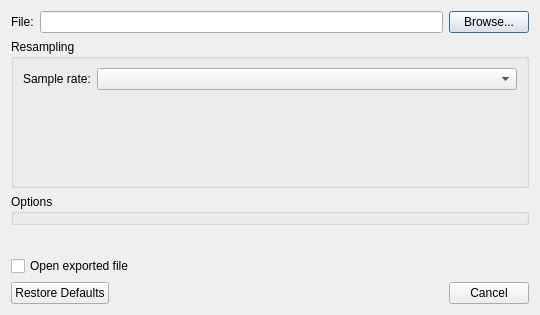
Above: src/Plugin/src/BasicExportDialog.ui from till213/SkyDolly before the change. Below: the same form after it.
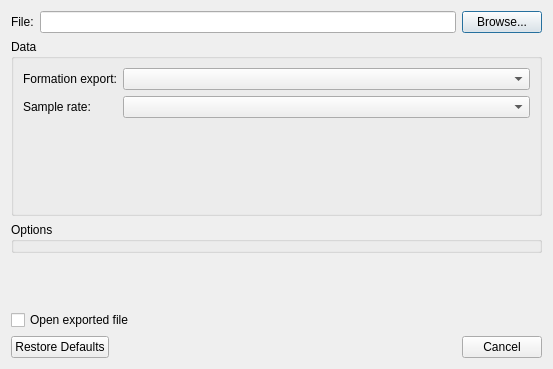
That is the form after the change.

Commit message: Add formation export settings

Diff of the .ui file:
```diff
--- a/src/Plugin/src/BasicExportDialog.ui
+++ b/src/Plugin/src/BasicExportDialog.ui
@@ -6,8 +6,8 @@
    <rect>
     <x>0</x>
     <y>0</y>
-    <width>540</width>
-    <height>315</height>
+    <width>553</width>
+    <height>369</height>
    </rect>
   </property>
   <property name="windowTitle">
@@ -45,20 +45,27 @@
    <item>
     <widget class="QGroupBox" name="informationGroupBox">
      <property name="title">
-      <string>Resampling</string>
+      <string>Data</string>
      </property>
      <layout class="QFormLayout" name="formLayout_3">
-      <item row="0" column="0">
+      <item row="1" column="0">
        <widget class="QLabel" name="label">
         <property name="text">
          <string>Sample rate:</string>
         </property>
        </widget>
       </item>
-      <item row="0" column="1">
-       <widget class="QComboBox" name="resamplingComboBox"/>
+      <item row="1" column="1">
+       <widget class="QComboBox" name="resamplingComboBox">
+        <property name="minimumSize">
+         <size>
+          <width>200</width>
+          <height>0</height>
+         </size>
+        </property>
+       </widget>
       </item>
-      <item row="1" column="0" colspan="2">
+      <item row="2" column="0" colspan="2">
        <widget class="QLabel" name="infoLabel">
         <property name="minimumSize">
          <size>
@@ -74,6 +81,23 @@
         </property>
        </widget>
       </item>
+      <item row="0" column="0">
+       <widget class="QLabel" name="formationExportLabel">
+        <property name="text">
+         <string>Formation export:</string>
+        </property>
+       </widget>
+      </item>
+      <item row="0" column="1">
+       <widget class="QComboBox" name="formationExportComboBox">
+        <property name="minimumSize">
+         <size>
+          <width>200</width>
+          <height>0</height>
+         </size>
+        </property>
+       </widget>
+      </item>
      </layout>
     </widget>
    </item>
```
Left out of the diff: 2 changed lines with no effect on the pictures. The commit also changes 4 other files.
